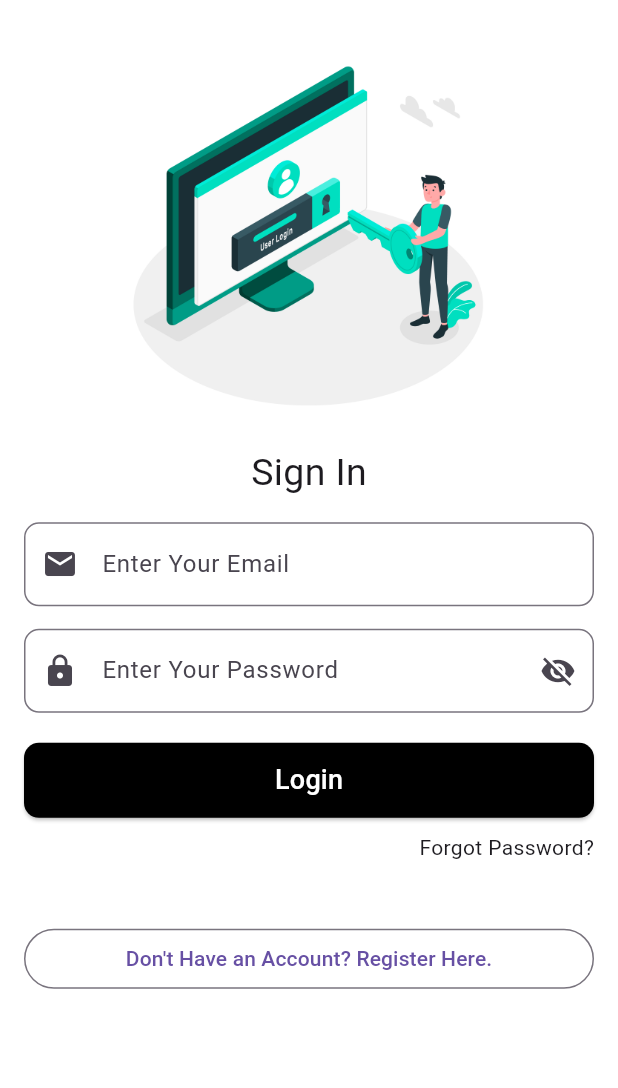
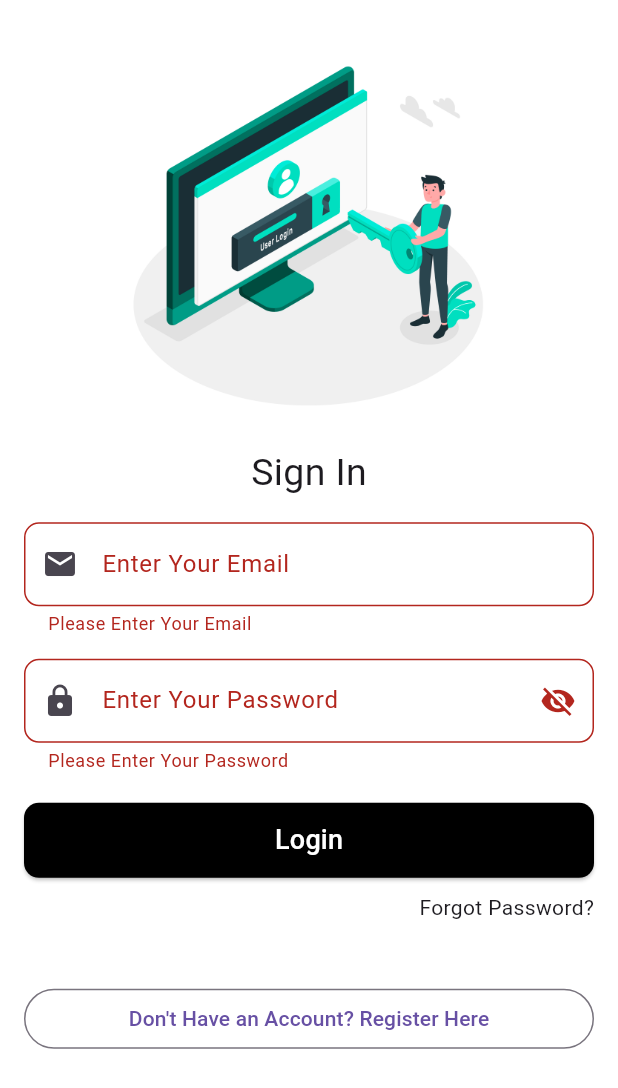
Before and after one commit to MrHamaad/login_form1, a Flutter app: the screen it shows after launch, after a tap on "Login", on a phone screen of 412 x 824 dp. Shown: the top 1088 px of the screen. Run offline on Flutter 3.47's test engine with Material 3 defaults, Android fonts, the phone set to English and light mode, and no system bars.

Commit message:
added snackbar to show the email entered by the user

```diff
--- a/lib/main.dart
+++ b/lib/main.dart
@@ -10,6 +10,9 @@ class MyApp extends StatelessWidget {
 
   @override
   Widget build(BuildContext context) {
-    return LoginScreen();
+    return MaterialApp(
+      debugShowCheckedModeBanner: false,
+      home: LoginScreen(),
+    );
   }
 }
--- a/lib/screens/login_screen.dart
+++ b/lib/screens/login_screen.dart
@@ -15,9 +15,7 @@ class _LoginScreenState extends State<LoginScreen> {
 
   @override
   Widget build(BuildContext context) {
-    return MaterialApp(
-      debugShowCheckedModeBanner: false,
-      home: Scaffold(
+    return Scaffold(
       backgroundColor: Colors.white,
       body: SafeArea(
         child: SingleChildScrollView(
@@ -52,6 +50,15 @@ class _LoginScreenState extends State<LoginScreen> {
                           borderRadius: BorderRadius.circular(10),
                         ),
                       ),
+                      validator: (value){
+                        if(value==null||value.isEmpty){
+                          return "Please Enter Your Email";
+                        }
+                        if(!value.contains("@")||!value.contains(".com")){
+                          return "Please Enter Valid EmailAddress";
+                        }
+                        return null;
+                      },
                     ),
                     const SizedBox(height: 15),
                     TextFormField(
@@ -78,6 +85,15 @@ class _LoginScreenState extends State<LoginScreen> {
                           ),
                         ),
                       ),
+                      validator: (value){
+                        if(value==null||value.isEmpty){
+                          return "Please Enter Your Password";
+                        }
+                        if(value.length<8){
+                          return "Password Must Be At Least 8 Characters";
+                        }
+                        return null;
+                      },
                     ),
                     const SizedBox(height: 20),
                     SizedBox(
@@ -91,7 +107,13 @@ class _LoginScreenState extends State<LoginScreen> {
                           ),
                         ),
                         onPressed: () {
-                            // TODO: Validate and login
+                          if(formKey.currentState!.validate()){
+                            final email = emailController.text;
+                            final password = passwordController.text;
+                            ScaffoldMessenger.of(context).showSnackBar(
+                              SnackBar(content: Text('Login Success: $email')),
+                            );
+                          }
                         },
                         child: const Padding(
                           padding: EdgeInsets.all(12.0),
@@ -111,9 +133,9 @@ class _LoginScreenState extends State<LoginScreen> {
                       width: double.infinity,
                       child: OutlinedButton(
                         onPressed: () {
-                            // TODO: Navigate to Register
+
                         },
-                          child: const Text("Don't Have an Account? Register Here."),
+                        child: const Text("Don't Have an Account? Register Here"),
                       ),
                     ),
                   ],
@@ -123,7 +145,6 @@ class _LoginScreenState extends State<LoginScreen> {
           ),
         ),
       ),
-      ),
     );
   }
 }
```
Lines whose indentation alone changed are shown as unchanged.
